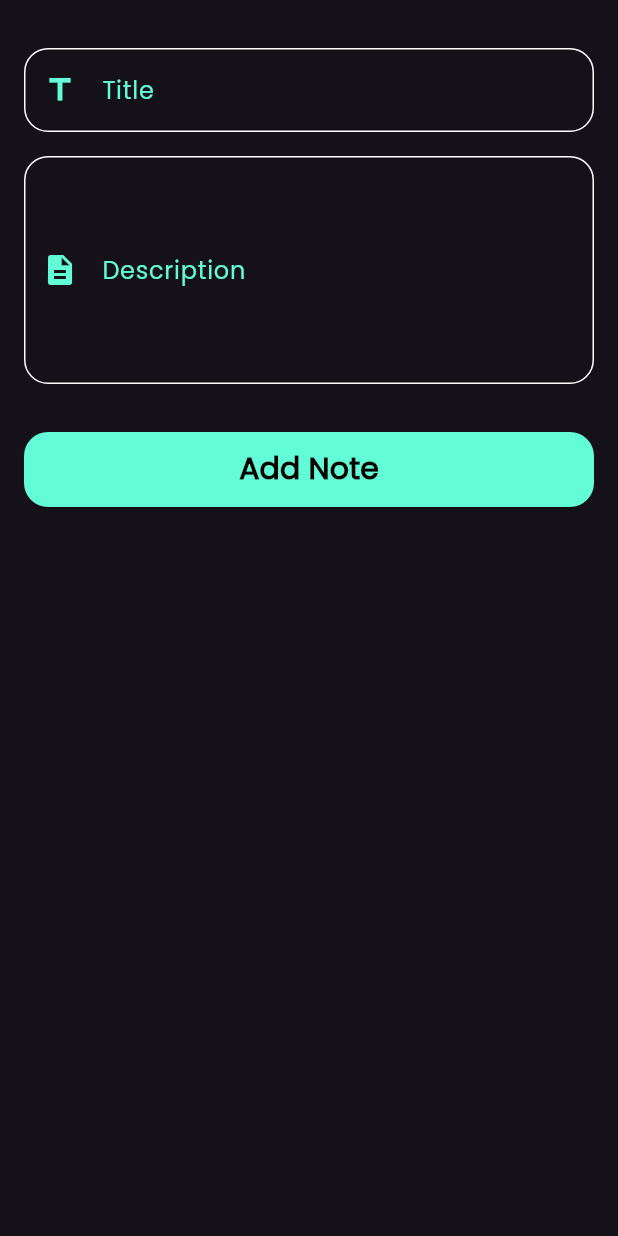
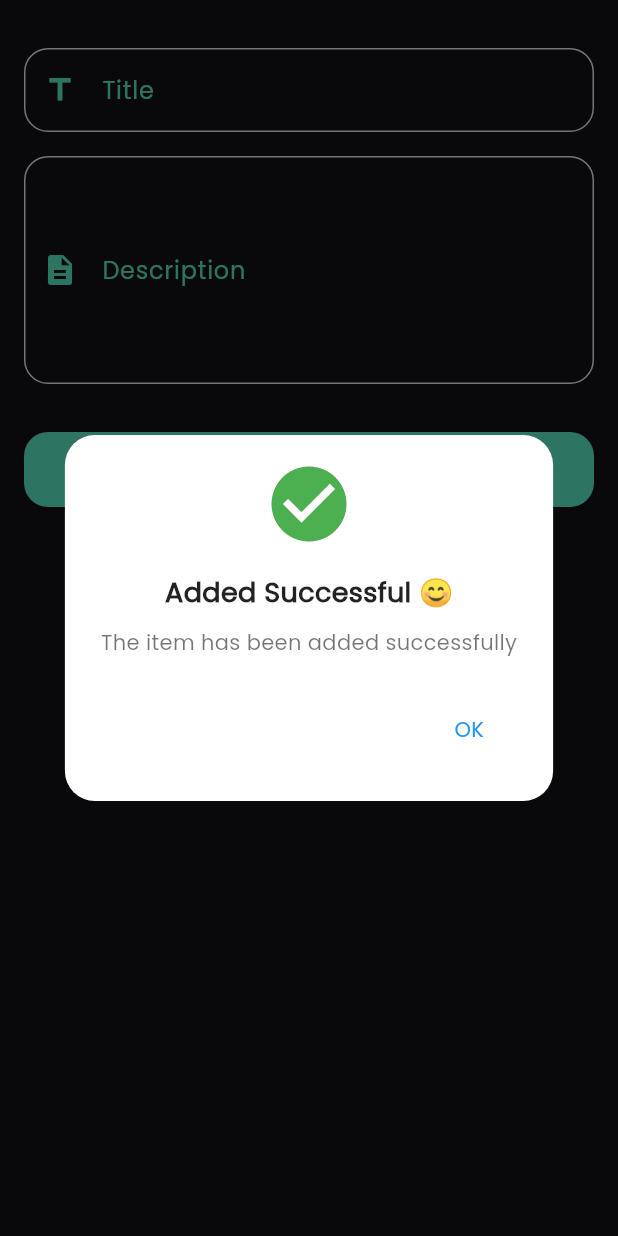
Before and after one commit to Abdo-Elsabagh/notes_app, a Flutter app: the AddNoteBottomSheet widget shown alone on an empty page, opened directly, after a tap on "Add Note", on a phone screen of 412 x 824 dp. Run offline on Flutter 3.47's test engine with Material 3 defaults, Android fonts, the light colour scheme and no system bars; our stand-ins replace font_awesome_flutter.

Commit message:
`Added custom app bar and box show body widgets, updated edit note view and add note bottom sheet to use these widgets`

```diff
--- /dev/null
+++ b/lib/views/widgets/box_show_body.dart
@@ -0,0 +1,55 @@
+import 'package:flutter/material.dart';
+import 'package:notes_app/views/notes_view.dart';
+
+class BoxShowBody extends StatelessWidget {
+  const BoxShowBody(
+      {super.key,
+      required this.massage,
+      required this.text,
+      required this.icon});
+  final String massage;
+  final String text;
+  final Icon icon;
+  @override
+  Widget build(BuildContext context) {
+    return AlertDialog(
+      backgroundColor: Colors.white,
+      shape: RoundedRectangleBorder(
+        borderRadius: BorderRadius.circular(20),
+      ),
+      content: Column(
+        mainAxisSize: MainAxisSize.min,
+        children: [
+          icon,
+          const SizedBox(height: 16),
+          Text(
+            text,
+            style: const TextStyle(
+              fontSize: 18,
+              fontWeight: FontWeight.bold,
+              color: Colors.black87,
+            ),
+          ),
+          const SizedBox(height: 10),
+          Text(
+            massage,
+            textAlign: TextAlign.center,
+            style: const TextStyle(color: Colors.black54),
+          ),
+        ],
+      ),
+      actions: [
+        TextButton(
+          onPressed: () {
+            Navigator.push(
+                context,
+                MaterialPageRoute(
+                  builder: (context) => const NotesView(),
+                ));
+          },
+          child: const Text("OK", style: TextStyle(color: Colors.blue)),
+        ),
+      ],
+    );
+  }
+}
--- a/lib/views/widgets/notes/add_note_bottom_sheet.dart
+++ b/lib/views/widgets/notes/add_note_bottom_sheet.dart
@@ -1,4 +1,5 @@
 import 'package:flutter/material.dart';
+import 'package:notes_app/views/widgets/box_show_body.dart';
 import 'package:notes_app/views/widgets/notes/custom_button.dart';
 import 'package:notes_app/views/widgets/notes/custom_text_filed.dart';
 
@@ -31,7 +32,16 @@ class AddNoteBottomSheet extends StatelessWidget {
             ),
             const SizedBox(height: 32),
             CustomButton(
-              onTop: () {},
+              onTop: () {
+                showDialog(
+                    context: context,
+                    builder: (context) => const BoxShowBody(
+                          massage: 'The item has been added successfully',
+                          text: 'Added Successful 😊',
+                          icon: Icon(Icons.check_circle,
+                              color: Colors.green, size: 60),
+                        ));
+              },
               textButton: 'Add Note',
             ),
             const SizedBox(height: 32),
```
Also changed, not shown: lib/views/widgets/custom_app_bar.dart (+11 -8 lines), lib/views/widgets/edit_view_body.dart (+47 -1 lines), lib/views/widgets/notes_view_bady.dart (+8 -4 lines).
